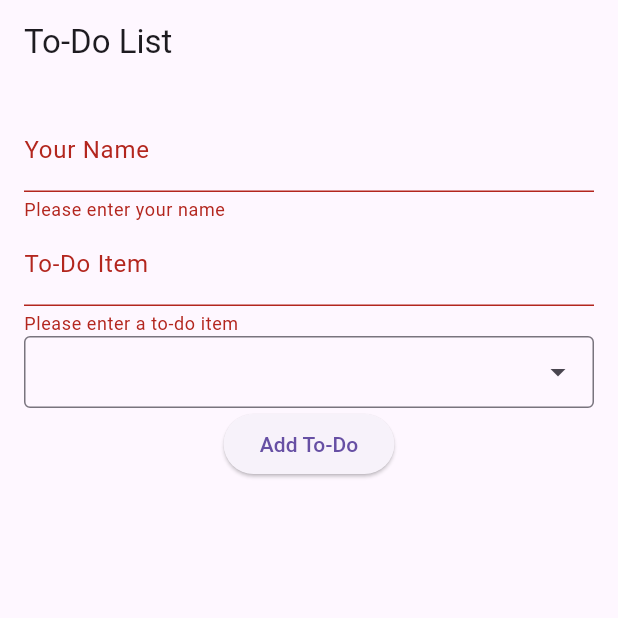
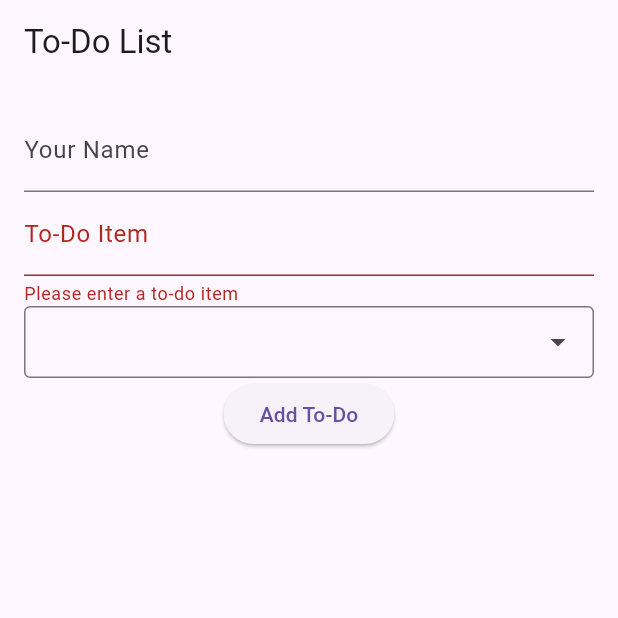
Before and after one commit to jesusherrera94/short_quiz_2025Q1, a Flutter app: the screen it shows after launch, after a tap on "Add To-Do", on a phone screen of 412 x 824 dp, the top half of it. Run offline on Flutter 3.47's test engine with Material 3 defaults, Android fonts, the phone set to English and light mode, and no system bars; drawn by our look-alikes of dropdown_search; our stand-ins replace dio, shared_preferences.

Commit message:
add initial code

```diff
--- a/lib/main.dart
+++ b/lib/main.dart
@@ -37,19 +37,11 @@ class _TodoScreenState extends State<TodoScreen> {
   }
 
   Future<void> _loadUserName() async {
-    final prefs = await SharedPreferences.getInstance();
-    setState(() {
-      _userName = prefs.getString('userName') ?? '';
-      _nameController.text = _userName!;
-    });
+    // TODO: implemente la carga del nombre de usuario de las shared_preferences.
   }
 
   Future<void> _saveUserName(String name) async {
-    final prefs = await SharedPreferences.getInstance();
-    await prefs.setString('userName', name);
-    setState(() {
-      _userName = name;
-    });
+    // TODO: implemente el guardado del nombre de usuario en las shared_preferences.
   }
 
   Future<void> _addTodo() async {
@@ -58,11 +50,7 @@ class _TodoScreenState extends State<TodoScreen> {
 
       try {
         print('Sending to-do: $_todoItem to $_selectedCategory for $_userName');
-        final response = await _sendTodo(
-          name: _userName!,
-          todo: _todoItem!,
-          category: _selectedCategory!,
-        );
+        // TODO: implemente el llamado a _sendTodo aqui, hint:.
 
         setState(() {
           _message = 'Item sent successfully';
@@ -82,20 +70,7 @@ class _TodoScreenState extends State<TodoScreen> {
     required String todo,
     required String category,
   }) async  {
-    Dio dio = Dio();
-    try {
-      final response = await dio.post(
-        'https://firestore.googleapis.com/v1/projects/guitars-eae79/databases/(default)/documents/test',
-        data: {'fields': {
-          'name': { 'stringValue': name},
-          'todo': {'stringValue': todo},
-          'category': {'stringValue': category},
-        }}
-      );
-      return response.data;
-    } catch (e) {
-      throw Exception('Failed to send to-do: $e');
-    }
+    // TODO: implemente el llamado a dio aqui.
   }
 
   @override
@@ -111,19 +86,13 @@ class _TodoScreenState extends State<TodoScreen> {
               TextFormField(
                 controller: _nameController,
                 decoration: const InputDecoration(labelText: 'Your Name'),
-                validator: (value) {
-                  if (value == null || value.isEmpty) {
-                    return 'Please enter your name';
-                  }
-                  return null;
-                },
-                onChanged: (value) {
-                  _saveUserName(value);
-                },
+                // TODO: implemente validacion usando validator y guardado del nombre de usuario usando onChanged.
+
               ),
               TextFormField(
                 controller: _todoController,
                 decoration: const InputDecoration(labelText: 'To-Do Item'),
+                // TODO: implemente validacion usando validator y guardado del to-do item usando onChanged.
                 validator: (value) {
                   if (value == null || value.isEmpty) {
                     return 'Please enter a to-do item';
@@ -152,7 +121,7 @@ class _TodoScreenState extends State<TodoScreen> {
                 child: const Text('Add To-Do'),
               ),
               const SizedBox(height: 16),
-              Text(_message),
+              // TODO: implemente la visualizacion del mensaje de estado.
             ],
           ),
         ),
```
